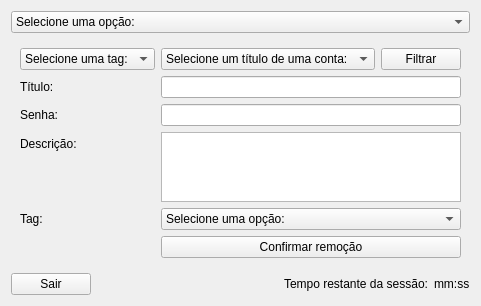
Above: menu.ui from GabFMM/Gerenciador_de_senhas before the change. Below: the same form after it.
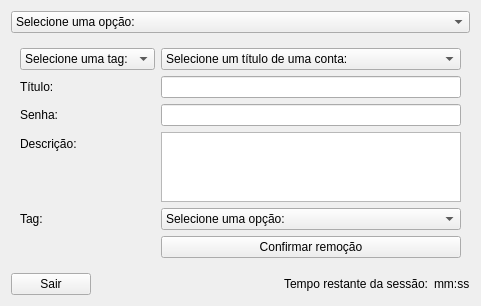
That is the form after the change. The open tabs and pages were chosen to show the change. Icons and pictures are not drawn.

Commit message: Corrigido filtro de remover conta

What changed in the file:
```diff
--- a/menu.ui
+++ b/menu.ui
@@ -61,7 +61,7 @@
    <item>
     <widget class="QStackedWidget" name="stackedWidget">
      <property name="currentIndex">
-      <number>5</number>
+      <number>4</number>
      </property>
      <widget class="QWidget" name="Padrao"/>
      <widget class="QWidget" name="MostrarContas">
@@ -350,7 +350,7 @@
      </widget>
      <widget class="QWidget" name="RemoverConta">
       <layout class="QFormLayout" name="formLayout_3">
-       <item row="0" column="0">
+       <item row="1" column="0">
         <widget class="QComboBox" name="SelecTagRC">
          <item>
           <property name="text">
@@ -364,76 +364,56 @@
          </item>
         </widget>
        </item>
-       <item row="0" column="1">
-        <layout class="QHBoxLayout" name="horizontalLayout_6">
-         <item>
-          <widget class="QComboBox" name="SelecTituloRC">
-           <item>
-            <property name="text">
-             <string>Selecione um título de uma conta:</string>
-            </property>
-           </item>
-          </widget>
-         </item>
-         <item>
-          <widget class="QPushButton" name="BotaoFiltrarRC">
-           <property name="text">
-            <string>Filtrar</string>
-           </property>
-          </widget>
-         </item>
-        </layout>
-       </item>
-       <item row="1" column="0">
+       <item row="2" column="0">
         <widget class="QLabel" name="label_11">
          <property name="text">
           <string>Título:</string>
          </property>
         </widget>
        </item>
-       <item row="1" column="1">
+       <item row="2" column="1">
         <widget class="QLineEdit" name="TituloRC">
          <property name="readOnly">
           <bool>true</bool>
          </property>
         </widget>
        </item>
-       <item row="2" column="0">
+       <item row="3" column="0">
         <widget class="QLabel" name="label_12">
          <property name="text">
           <string>Senha:</string>
          </property>
         </widget>
        </item>
-       <item row="2" column="1">
+       <item row="3" column="1">
         <widget class="QLineEdit" name="SenhaRC">
          <property name="readOnly">
           <bool>true</bool>
          </property>
         </widget>
        </item>
-       <item row="3" column="0">
+       <item row="4" column="0">
         <widget class="QLabel" name="label_10">
          <property name="text">
           <string>Descrição:</string>
          </property>
         </widget>
        </item>
-       <item row="3" column="1">
+       <item row="4" column="1">
         <widget class="QTextEdit" name="DescricaoRC">
          <property name="readOnly">
           <bool>true</bool>
          </property>
         </widget>
        </item>
-       <item row="4" column="0">
+       <item row="5" column="0">
         <widget class="QLabel" name="label_13">
          <property name="text">
           <string>Tag:</string>
          </property>
         </widget>
        </item>
-       <item row="4" column="1">
+       <item row="5" column="1">
         <widget class="QComboBox" name="TagRC">
          <item>
           <property name="text">
@@ -442,13 +422,22 @@
          </item>
         </widget>
        </item>
-       <item row="5" column="1">
+       <item row="6" column="1">
         <widget class="QPushButton" name="BotaoConfirmaRC">
          <property name="text">
           <string>Confirmar remoção</string>
          </property>
         </widget>
        </item>
+       <item row="1" column="1">
+        <widget class="QComboBox" name="SelecTituloRC">
+         <item>
+          <property name="text">
+           <string>Selecione um título de uma conta:</string>
+          </property>
+         </item>
+        </widget>
+       </item>
       </layout>
      </widget>
      <widget class="QWidget" name="SenhaAleatoria">
```
Left out of the diff: 3 changed lines with no effect on the pictures. The commit also changes 5 other files.
